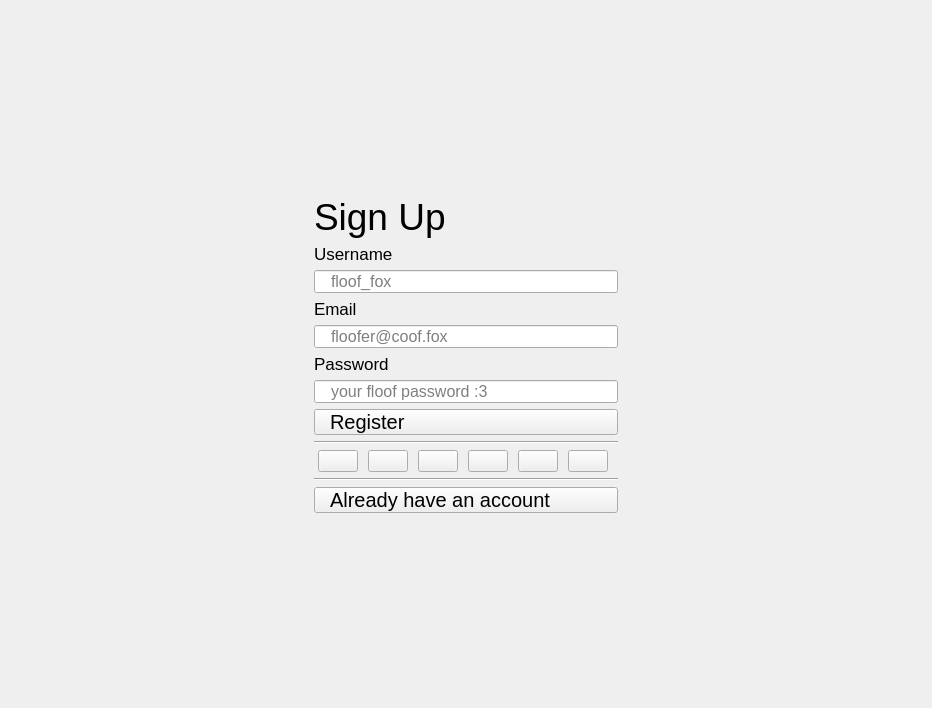
foxocorp/foxogram-desktop, file src/FoxogramSignup.ui: the form before one commit.
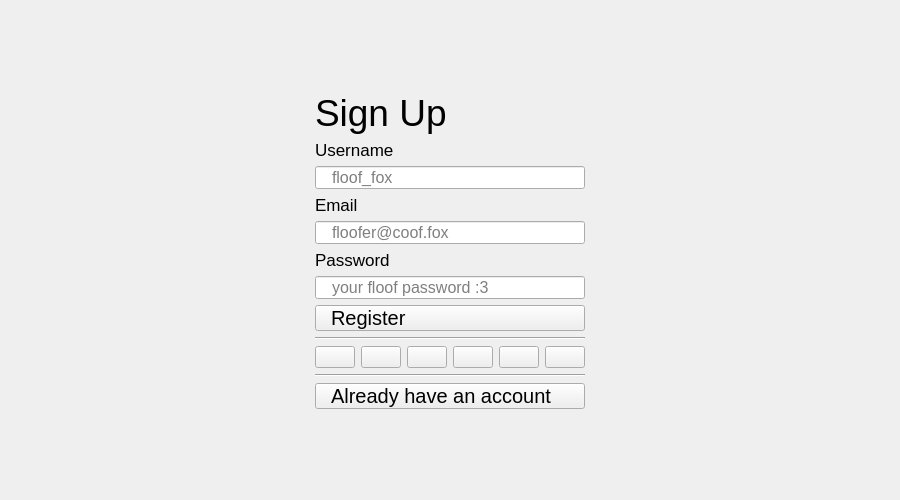
The form after the commit.

```diff
--- a/src/FoxogramSignup.ui
+++ b/src/FoxogramSignup.ui
@@ -6,8 +6,8 @@
    <rect>
     <x>0</x>
     <y>0</y>
-    <width>932</width>
-    <height>708</height>
+    <width>900</width>
+    <height>500</height>
    </rect>
   </property>
   <property name="sizePolicy">
@@ -31,7 +31,59 @@
   <property name="windowTitle">
    <string>Form</string>
   </property>
-  <layout class="QGridLayout" name="gridLayout">
+  <layout class="QGridLayout" name="gridLayout" rowstretch="271,538,271" columnstretch="775,370,775">
+   <item row="0" column="1">
+    <spacer name="verticalSpacer">
+     <property name="orientation">
+      <enum>Qt::Vertical</enum>
+     </property>
+     <property name="sizeHint" stdset="0">
+      <size>
+       <width>20</width>
+       <height>40</height>
+      </size>
+     </property>
+    </spacer>
+   </item>
+   <item row="1" column="2">
+    <spacer name="horizontalSpacer_2">
+     <property name="orientation">
+      <enum>Qt::Horizontal</enum>
+     </property>
+     <property name="sizeHint" stdset="0">
+      <size>
+       <width>40</width>
+       <height>20</height>
+      </size>
+     </property>
+    </spacer>
+   </item>
+   <item row="2" column="1">
+    <spacer name="verticalSpacer_2">
+     <property name="orientation">
+      <enum>Qt::Vertical</enum>
+     </property>
+     <property name="sizeHint" stdset="0">
+      <size>
+       <width>20</width>
+       <height>40</height>
+      </size>
+     </property>
+    </spacer>
+   </item>
+   <item row="1" column="0">
+    <spacer name="horizontalSpacer">
+     <property name="orientation">
+      <enum>Qt::Horizontal</enum>
+     </property>
+     <property name="sizeHint" stdset="0">
+      <size>
+       <width>40</width>
+       <height>20</height>
+      </size>
+     </property>
+    </spacer>
+   </item>
    <item row="1" column="1">
     <layout class="QVBoxLayout" name="verticalLayout_2">
      <item>
@@ -88,7 +140,7 @@
      <item>
       <widget class="QLineEdit" name="emailInput_3">
        <property name="sizePolicy">
-        <sizepolicy hsizetype="Expanding" vsizetype="Expanding">
+        <sizepolicy hsizetype="Minimum" vsizetype="Expanding">
          <horstretch>0</horstretch>
          <verstretch>0</verstretch>
         </sizepolicy>
@@ -133,7 +185,7 @@
      <item>
       <widget class="QLineEdit" name="emailInput_2">
        <property name="sizePolicy">
-        <sizepolicy hsizetype="Expanding" vsizetype="Expanding">
+        <sizepolicy hsizetype="Minimum" vsizetype="Expanding">
          <horstretch>0</horstretch>
          <verstretch>0</verstretch>
         </sizepolicy>
@@ -175,7 +227,7 @@
      <item>
       <widget class="QLineEdit" name="passwordInput_2">
        <property name="sizePolicy">
-        <sizepolicy hsizetype="Expanding" vsizetype="Expanding">
+        <sizepolicy hsizetype="Minimum" vsizetype="Expanding">
          <horstretch>0</horstretch>
          <verstretch>0</verstretch>
         </sizepolicy>
@@ -380,58 +432,6 @@
      </item>
     </layout>
    </item>
-   <item row="1" column="2">
-    <spacer name="horizontalSpacer_2">
-     <property name="orientation">
-      <enum>Qt::Horizontal</enum>
-     </property>
-     <property name="sizeHint" stdset="0">
-      <size>
-       <width>40</width>
-       <height>20</height>
-      </size>
-     </property>
-    </spacer>
-   </item>
-   <item row="0" column="1">
-    <spacer name="verticalSpacer">
-     <property name="orientation">
-      <enum>Qt::Vertical</enum>
-     </property>
-     <property name="sizeHint" stdset="0">
-      <size>
-       <width>20</width>
-       <height>40</height>
-      </size>
-     </property>
-    </spacer>
-   </item>
-   <item row="1" column="0">
-    <spacer name="horizontalSpacer">
-     <property name="orientation">
-      <enum>Qt::Horizontal</enum>
-     </property>
-     <property name="sizeHint" stdset="0">
-      <size>
-       <width>40</width>
-       <height>20</height>
-      </size>
-     </property>
-    </spacer>
-   </item>
-   <item row="2" column="1">
-    <spacer name="verticalSpacer_2">
-     <property name="orientation">
-      <enum>Qt::Vertical</enum>
-     </property>
-     <property name="sizeHint" stdset="0">
-      <size>
-       <width>20</width>
-       <height>40</height>
-      </size>
-     </property>
-    </spacer>
-   </item>
   </layout>
  </widget>
  <resources/>
```
Left out of the diff: 22 changed lines with no effect on the pictures.
